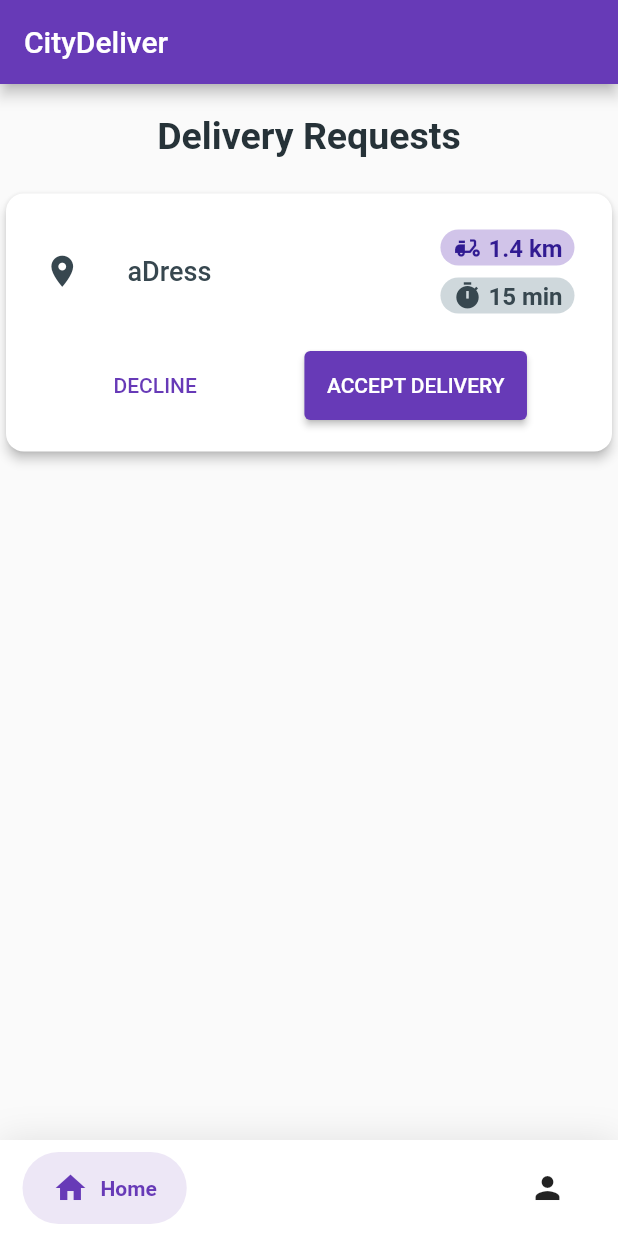
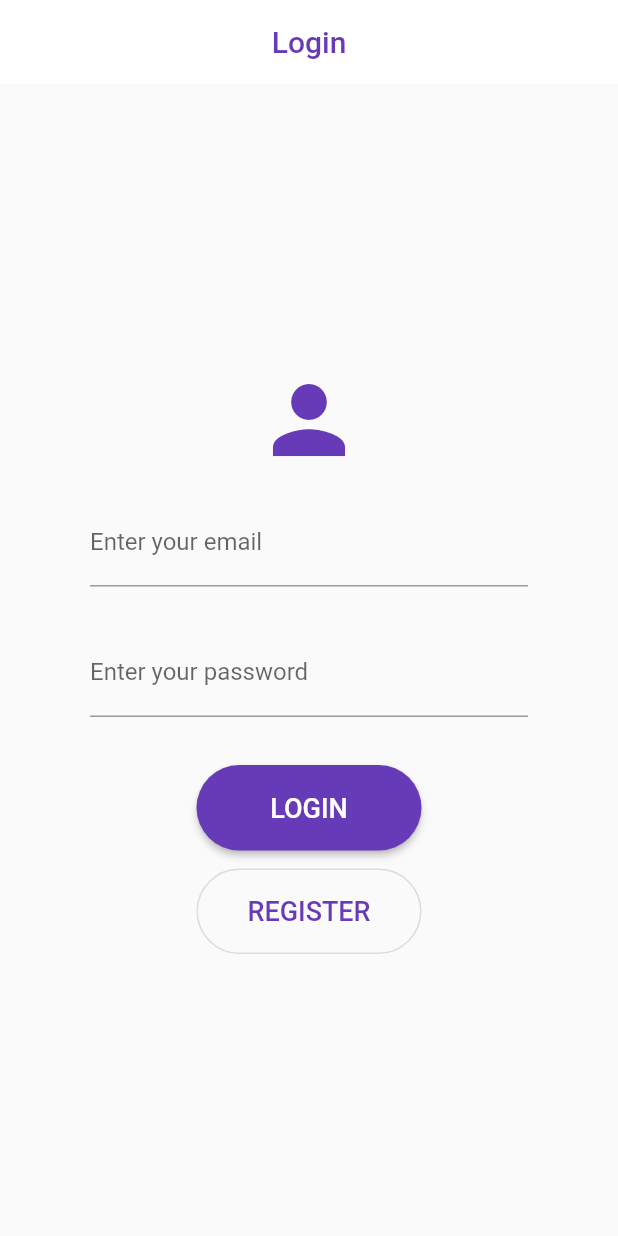
Before and after one commit to TQSGroup-45/TQSFinalProject, a Flutter app: the screen it shows after launch, on a phone screen of 412 x 824 dp. Run offline on Flutter 3.47's test engine with Material 2 defaults, Android fonts, the phone set to English and light mode, and no system bars; drawn by our look-alikes of google_nav_bar; our stand-ins replace flutter_dotenv, geolocator, google_maps_flutter; missing offline and left inert: flutter_polyline_points.

Commit message:
added login and register views

```diff
--- /dev/null
+++ b/cityDelivery/mobile_app/lib/authentication/login.dart
@@ -0,0 +1,123 @@
+
+
+import 'package:flutter/cupertino.dart';
+import 'package:flutter/material.dart';
+import 'package:mobile_app/authentication/register.dart';
+
+import '../main.dart';
+
+class LoginView extends StatelessWidget {
+  const LoginView({Key? key}) : super(key: key);
+
+  @override
+  Widget build(BuildContext context) {
+    return Scaffold(
+        appBar: AppBar(
+          title: const Text('Login'),
+          elevation: 0,
+          backgroundColor: Colors.white,
+          foregroundColor: Colors.deepPurple,
+          centerTitle: true,
+        ),
+        body: Column(
+            mainAxisAlignment: MainAxisAlignment.center,
+            children: <Widget> [
+              const Center(
+                child:
+                Icon(
+                  Icons.person,
+                  size: 72,
+                  color: Colors.deepPurple,
+                ),
+              ),
+
+              Padding(
+                padding: const EdgeInsets.symmetric(horizontal: 60, vertical: 16),
+                child: TextFormField(
+                  decoration: const InputDecoration(
+                    border: UnderlineInputBorder(),
+                    labelText: 'Enter your email',
+                  ),
+                ),
+              ),
+              const SizedBox(
+                height: 12,
+              ),
+
+              Padding(
+                padding: const EdgeInsets.symmetric(horizontal: 60),
+                child: TextFormField(
+                  decoration: const InputDecoration(
+                    border: UnderlineInputBorder(),
+                    labelText: 'Enter your password',
+                  ),
+                  obscureText: true,
+                  enableSuggestions: false,
+                  autocorrect: false,
+                ),
+              ),
+              const SizedBox(
+                height: 32,
+              ),
+              SizedBox(
+                width: 150,
+                child: ElevatedButton(
+                    style: ButtonStyle(
+                        padding: MaterialStateProperty.all<EdgeInsets>(
+                            const EdgeInsets.symmetric(vertical: 18)),
+                        shape: MaterialStateProperty.all<RoundedRectangleBorder>(
+                            RoundedRectangleBorder(
+                                borderRadius: BorderRadius.circular(32.0)
+                            )
+                        )
+                    ),
+
+                    onPressed: () {
+                      Navigator.pushAndRemoveUntil(
+                        context,
+                        MaterialPageRoute(builder: (context) => const MyStatefulWidget()),
+                            (Route<dynamic> route) => false,
+                      );
+                    },
+                    child: const Text(
+                      'LOGIN',
+                      style: TextStyle(
+                          fontSize: 18
+                      ),
+                    )
+                ),
+              ),
+              const SizedBox(
+                height: 12,
+              ),
+              SizedBox(
+                width: 150,
+                child: OutlinedButton(
+                    style: ButtonStyle(
+                        padding: MaterialStateProperty.all<EdgeInsets>(
+                            const EdgeInsets.symmetric(vertical: 18)),
+                        shape: MaterialStateProperty.all<RoundedRectangleBorder>(
+                            RoundedRectangleBorder(
+                                borderRadius: BorderRadius.circular(32.0)
+                            )
+                        )
+                    ),
+                    onPressed: () {
+                      Navigator.push(
+                          context,
+                          MaterialPageRoute(builder: (context) => const RegisterView())
+                      );
+                    },
+                    child: const Text(
+                      'REGISTER',
+                      style: TextStyle(
+                          fontSize: 18
+                      ),
+                    )
+                ),
+              ),
+            ]
+        )
+    );
+  }
+}
--- a/cityDelivery/mobile_app/lib/main.dart
+++ b/cityDelivery/mobile_app/lib/main.dart
@@ -4,9 +4,11 @@ import 'package:mobile_app/profile.dart';
 import 'package:flutter_dotenv/flutter_dotenv.dart';
 
 import 'home.dart';
+import 'authentication/login.dart';
 
 
-void main() => runApp(MyApp());
+void main() => runApp(const MyApp());
+
 
 class MyApp extends StatelessWidget {
   const MyApp({Key? key}) : super(key: key);
@@ -19,11 +21,11 @@ class MyApp extends StatelessWidget {
   Widget build(BuildContext context) {
     return MaterialApp(
       theme: ThemeData(
-        primarySwatch: Colors.deepPurple,
-        backgroundColor: Colors.deepPurple[50]
+          primarySwatch: Colors.deepPurple,
+          backgroundColor: Colors.deepPurple[50]
       ),
       title: 'CityDelivery',
-      home: const MyStatefulWidget(),
+      home: const LoginView(),
     );
   }
 }
@@ -72,7 +74,7 @@ class _MyStatefulWidgetState extends State<MyStatefulWidget> {
         ),
         child: SafeArea(
           child: Padding(
-            padding: const EdgeInsets.symmetric(horizontal: 15.0, vertical: 8),
+            padding: const EdgeInsets.symmetric(horizontal: 30.0, vertical: 8),
             child: GNav(
               rippleColor: Colors.deepPurple[100]!,
               hoverColor: Colors.deepPurple[50]!,
--- a/cityDelivery/mobile_app/lib/map.dart
+++ b/cityDelivery/mobile_app/lib/map.dart
@@ -62,6 +62,7 @@ class _MapViewState extends State<MapView> {
       child: Scaffold(
         appBar: AppBar(
           title: const Text('Map'),
+          centerTitle: true,
         ),
         body: Stack(
           children: <Widget>[
--- a/cityDelivery/mobile_app/lib/profile.dart
+++ b/cityDelivery/mobile_app/lib/profile.dart
@@ -8,6 +8,7 @@ class ProfileView extends StatelessWidget {
     return Scaffold(
       appBar: AppBar(
         title: const Text('Profile'),
+        centerTitle: true,
       ),
         body: Padding(
             padding: const EdgeInsets.symmetric(vertical: 60),
```
Also changed, not shown: cityDelivery/mobile_app/lib/authentication/register.dart (added, +105 -0 lines), cityDelivery/mobile_app/lib/home.dart (+23 -5 lines).
